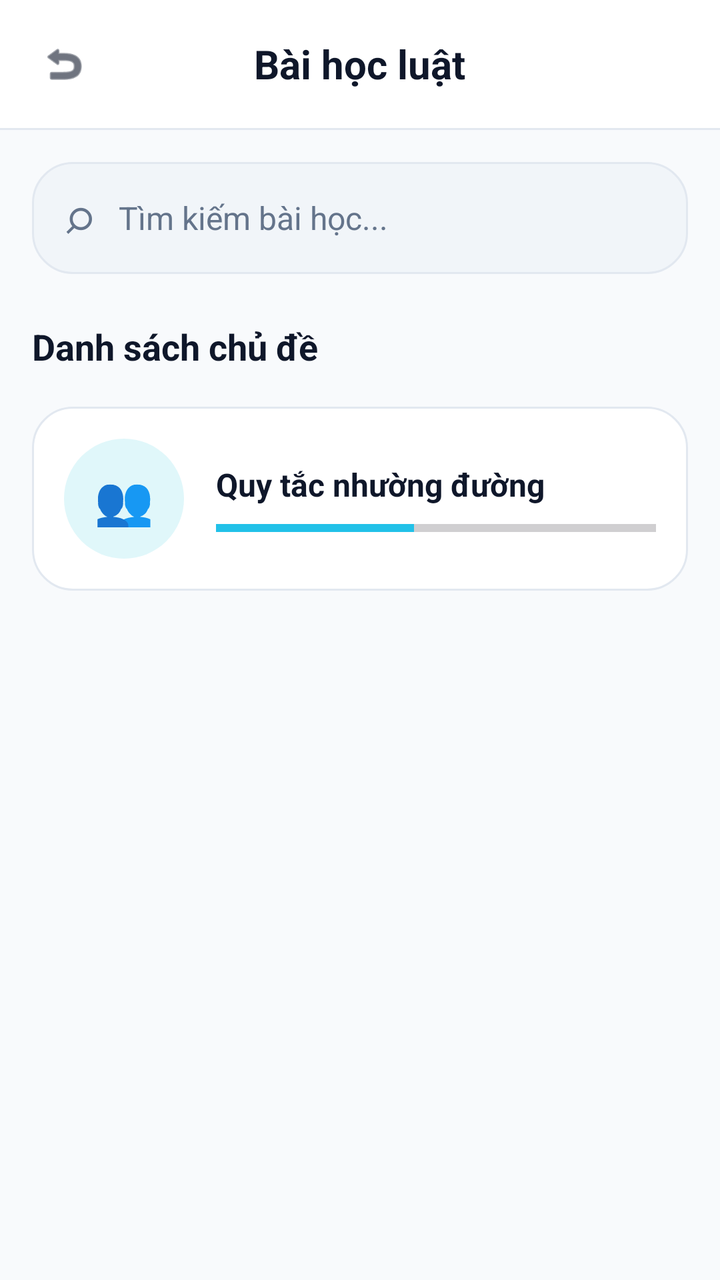
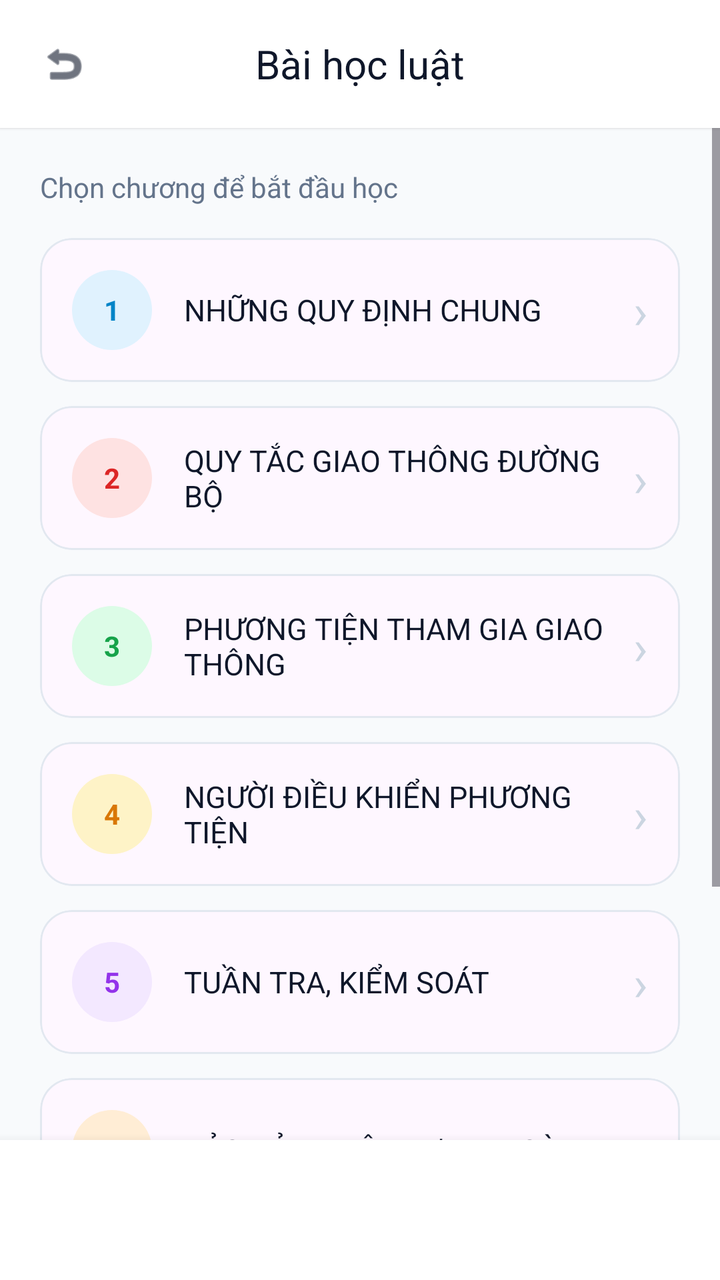

Compare the two renders of this Android layout. The source of the first and the diff that turns it into the second are given below.
<!-- AndroidManifest.xml: application theme Theme.SmartTraffic -->
<!-- res/layout/activity_lesson.xml -->
<?xml version="1.0" encoding="utf-8"?>
<LinearLayout xmlns:android="http://schemas.android.com/apk/res/android"
    xmlns:app="http://schemas.android.com/apk/res-auto"
    android:layout_width="match_parent"
    android:layout_height="match_parent"
    android:background="#F8FAFC"
    android:orientation="vertical">

    
    <RelativeLayout
        android:layout_width="match_parent"
        android:layout_height="64dp"
        android:background="#FFFFFF"
        android:paddingHorizontal="8dp">

        <ImageView
            android:id="@+id/btnBack"
            android:layout_width="48dp"
            android:layout_height="48dp"
            android:layout_centerVertical="true"
            android:padding="12dp"
            android:src="@android:drawable/ic_menu_revert"
            app:tint="#0F172A"
            android:clickable="true"
            android:focusable="true" />

        <TextView
            android:layout_width="wrap_content"
            android:layout_height="wrap_content"
            android:layout_centerInParent="true"
            android:text="Bài học luật"
            android:textColor="#0F172A"
            android:textSize="20sp"
            android:textStyle="bold" />
    </RelativeLayout>

    <View
        android:layout_width="match_parent"
        android:layout_height="1dp"
        android:background="#E2E8F0" />

    <ScrollView
        android:layout_width="match_parent"
        android:layout_height="0dp"
        android:layout_weight="1"
        android:fillViewport="true">

        <LinearLayout
            android:layout_width="match_parent"
            android:layout_height="wrap_content"
            android:orientation="vertical"
            android:padding="16dp">

            
            <LinearLayout
                android:layout_width="match_parent"
                android:layout_height="56dp"
                android:background="@drawable/bg_input"
                android:gravity="center_vertical"
                android:orientation="horizontal"
                android:paddingStart="16dp">
                <TextView
                    android:layout_width="wrap_content"
                    android:layout_height="wrap_content"
                    android:text="⌕"
                    android:textColor="#64748B"
                    android:textSize="24sp" />
                <EditText
                    android:id="@+id/etSearchLesson"
                    android:layout_width="0dp"
                    android:layout_height="wrap_content"
                    android:layout_weight="1"
                    android:layout_marginStart="12dp"
                    android:background="@android:color/transparent"
                    android:hint="Tìm kiếm bài học..."
                    android:textColorHint="#64748B"
                    android:textSize="16sp" />
            </LinearLayout>

            <TextView
                android:layout_width="wrap_content"
                android:layout_height="wrap_content"
                android:layout_marginTop="24dp"
                android:text="Danh sách chủ đề"
                android:textColor="#0F172A"
                android:textSize="18sp"
                android:textStyle="bold" />

            
            <LinearLayout
                android:id="@+id/itemRule1"
                android:layout_width="match_parent"
                android:layout_height="wrap_content"
                android:layout_marginTop="18dp"
                android:background="@drawable/bg_card"
                android:gravity="center_vertical"
                android:orientation="horizontal"
                android:padding="16dp">

                <TextView
                    android:layout_width="60dp"
                    android:layout_height="60dp"
                    android:background="@drawable/bg_assistant_circle"
                    android:gravity="center"
                    android:text="👥"
                    android:textSize="24sp" />

                <LinearLayout
                    android:layout_width="0dp"
                    android:layout_height="wrap_content"
                    android:layout_marginStart="16dp"
                    android:layout_weight="1"
                    android:orientation="vertical">

                    <TextView
                        android:layout_width="wrap_content"
                        android:layout_height="wrap_content"
                        android:text="Quy tắc nhường đường"
                        android:textColor="#0F172A"
                        android:textSize="16sp"
                        android:textStyle="bold" />

                    <ProgressBar
                        style="?android:attr/progressBarStyleHorizontal"
                        android:layout_width="match_parent"
                        android:layout_height="6dp"
                        android:layout_marginTop="8dp"
                        android:progress="45"
                        android:progressTint="#22C1E8" />
                </LinearLayout>
            </LinearLayout>

            

        </LinearLayout>
    </ScrollView>
</LinearLayout>
<!-- resources referenced by this layout -->
<resources>
  <!-- drawable bg_assistant_circle (drawable) -->
  <?xml version="1.0" encoding="utf-8"?>
  <shape xmlns:android="http://schemas.android.com/apk/res/android">
      <solid android:color="#E0F7FA"/>
      <corners android:radius="50dp"/>
  </shape>
  <!-- drawable bg_card (drawable) -->
  <?xml version="1.0" encoding="utf-8"?>
  <shape xmlns:android="http://schemas.android.com/apk/res/android">
      <solid android:color="#FFFFFF"/>
      <corners android:radius="20dp"/>
      <stroke
          android:width="1dp"
          android:color="#E2E8F0"/>
  </shape>
  <!-- drawable bg_input (drawable) -->
  <?xml version="1.0" encoding="utf-8"?>
  <shape xmlns:android="http://schemas.android.com/apk/res/android">
      <solid android:color="#F1F5F9"/>
      <corners android:radius="20dp"/>
      <stroke
          android:width="1dp"
          android:color="#E2E8F0"/>
  </shape>
  <style name="Theme.SmartTraffic" parent="Base.Theme.SmartTraffic" />
  <style name="Base.Theme.SmartTraffic" parent="Theme.Material3.DayNight.NoActionBar">
          
          <item name="android:fontFamily">sans-serif</item>
          <item name="fontFamily">sans-serif</item>
      </style>
</resources>

<!-- the commit's change to res/layout/activity_lesson.xml (unified diff, before → after) -->
@@ -1,137 +1,374 @@
 <?xml version="1.0" encoding="utf-8"?>
-<LinearLayout xmlns:android="http://schemas.android.com/apk/res/android"
+<RelativeLayout xmlns:android="http://schemas.android.com/apk/res/android"
     xmlns:app="http://schemas.android.com/apk/res-auto"
     android:layout_width="match_parent"
     android:layout_height="match_parent"
-    android:background="#F8FAFC"
-    android:orientation="vertical">
+    android:background="#F8FAFC">
 
     
     <RelativeLayout
+        android:id="@+id/header"
         android:layout_width="match_parent"
         android:layout_height="64dp"
         android:background="#FFFFFF"
-        android:paddingHorizontal="8dp">
+        android:elevation="1dp">
 
         <ImageView
             android:id="@+id/btnBack"
             android:layout_width="48dp"
             android:layout_height="48dp"
             android:layout_centerVertical="true"
+            android:layout_marginStart="8dp"
             android:padding="12dp"
             android:src="@android:drawable/ic_menu_revert"
-            app:tint="#0F172A"
-            android:clickable="true"
-            android:focusable="true" />
+            app:tint="#0F172A" />
 
         <TextView
             android:layout_width="wrap_content"
             android:layout_height="wrap_content"
             android:layout_centerInParent="true"
+            android:fontFamily="sans-serif-black"
             android:text="Bài học luật"
             android:textColor="#0F172A"
-            android:textSize="20sp"
-            android:textStyle="bold" />
+            android:textSize="20sp" />
     </RelativeLayout>
-
-    <View
-        android:layout_width="match_parent"
-        android:layout_height="1dp"
-        android:background="#E2E8F0" />
 
     <ScrollView
         android:layout_width="match_parent"
-        android:layout_height="0dp"
-        android:layout_weight="1"
-        android:fillViewport="true">
+        android:layout_height="match_parent"
+        android:layout_above="@+id/bottomNav"
+        android:layout_below="@id/header"
+        android:clipToPadding="false">
 
         <LinearLayout
             android:layout_width="match_parent"
             android:layout_height="wrap_content"
             android:orientation="vertical"
-            android:padding="16dp">
-
-            
-            <LinearLayout
-                android:layout_width="match_parent"
-                android:layout_height="56dp"
-                android:background="@drawable/bg_input"
-                android:gravity="center_vertical"
-                android:orientation="horizontal"
-                android:paddingStart="16dp">
-                <TextView
-                    android:layout_width="wrap_content"
-                    android:layout_height="wrap_content"
-                    android:text="⌕"
-                    android:textColor="#64748B"
-                    android:textSize="24sp" />
-                <EditText
-                    android:id="@+id/etSearchLesson"
-                    android:layout_width="0dp"
-                    android:layout_height="wrap_content"
-                    android:layout_weight="1"
-                    android:layout_marginStart="12dp"
-                    android:background="@android:color/transparent"
-                    android:hint="Tìm kiếm bài học..."
-                    android:textColorHint="#64748B"
-                    android:textSize="16sp" />
-            </LinearLayout>
+            android:padding="20dp">
 
             <TextView
                 android:layout_width="wrap_content"
                 android:layout_height="wrap_content"
-                android:layout_marginTop="24dp"
-                android:text="Danh sách chủ đề"
-                android:textColor="#0F172A"
-                android:textSize="18sp"
-                android:textStyle="bold" />
-
-            
-            <LinearLayout
-                android:id="@+id/itemRule1"
-                android:layout_width="match_parent"
-                android:layout_height="wrap_content"
-                android:layout_marginTop="18dp"
-                android:background="@drawable/bg_card"
-                android:gravity="center_vertical"
-                android:orientation="horizontal"
-                android:padding="16dp">
-
-                <TextView
-                    android:layout_width="60dp"
-                    android:layout_height="60dp"
-                    android:background="@drawable/bg_assistant_circle"
-                    android:gravity="center"
-                    android:text="👥"
-                    android:textSize="24sp" />
-
-                <LinearLayout
-                    android:layout_width="0dp"
-                    android:layout_height="wrap_content"
-                    android:layout_marginStart="16dp"
-                    android:layout_weight="1"
-                    android:orientation="vertical">
-
-                    <TextView
-                        android:layout_width="wrap_content"
-                        android:layout_height="wrap_content"
-                        android:text="Quy tắc nhường đường"
-                        android:textColor="#0F172A"
-                        android:textSize="16sp"
-                        android:textStyle="bold" />
-
-                    <ProgressBar
-                        style="?android:attr/progressBarStyleHorizontal"
-                        android:layout_width="match_parent"
-                        android:layout_height="6dp"
-                        android:layout_marginTop="8dp"
-                        android:progress="45"
-                        android:progressTint="#22C1E8" />
-                </LinearLayout>
-            </LinearLayout>
-
-            
+                android:fontFamily="sans-serif-medium"
+                android:text="Chọn chương để bắt đầu học"
+                android:textColor="#64748B"
+                android:textSize="14sp"
+                android:layout_marginBottom="16dp" />
+
+            
+            <com.google.android.material.card.MaterialCardView
+                android:id="@+id/topic1"
+                android:layout_width="match_parent"
+                android:layout_height="wrap_content"
+                android:layout_marginBottom="12dp"
+                app:cardCornerRadius="16dp"
+                app:cardElevation="0dp"
+                app:strokeColor="#E2E8F0"
+                app:strokeWidth="1dp"
+                android:clickable="true"
+                android:focusable="true">
+                <LinearLayout
+                    android:layout_width="match_parent"
+                    android:layout_height="wrap_content"
+                    android:gravity="center_vertical"
+                    android:orientation="horizontal"
+                    android:padding="16dp">
+                    <TextView
+                        android:layout_width="40dp"
+                        android:layout_height="40dp"
+                        android:background="@drawable/bg_assistant_circle"
+                        android:backgroundTint="#E0F2FE"
+                        android:gravity="center"
+                        android:text="1"
+                        android:textColor="#0284C7"
+                        android:textStyle="bold" />
+                    <TextView
+                        android:layout_width="0dp"
+                        android:layout_height="wrap_content"
+                        android:layout_weight="1"
+                        android:layout_marginStart="16dp"
+                        android:fontFamily="sans-serif-bold"
+                        android:text="NHỮNG QUY ĐỊNH CHUNG"
+                        android:textColor="#0F172A"
+                        android:textSize="15sp" />
+                    <TextView
+                        android:layout_width="wrap_content"
+                        android:layout_height="wrap_content"
+                        android:text="›"
+                        android:textColor="#CBD5E1"
+                        android:textSize="24sp" />
+                </LinearLayout>
+            </com.google.android.material.card.MaterialCardView>
+
+            
+            <com.google.android.material.card.MaterialCardView
+                android:id="@+id/topic2"
+                android:layout_width="match_parent"
+                android:layout_height="wrap_content"
+                android:layout_marginBottom="12dp"
+                app:cardCornerRadius="16dp"
+                app:cardElevation="0dp"
+                app:strokeColor="#E2E8F0"
+                app:strokeWidth="1dp">
+                <LinearLayout
+                    android:layout_width="match_parent"
+                    android:layout_height="wrap_content"
+                    android:gravity="center_vertical"
+                    android:orientation="horizontal"
+                    android:padding="16dp">
+                    <TextView
+                        android:layout_width="40dp"
+                        android:layout_height="40dp"
+                        android:background="@drawable/bg_assistant_circle"
+                        android:backgroundTint="#FEE2E2"
+                        android:gravity="center"
+                        android:text="2"
+                        android:textColor="#DC2626"
+                        android:textStyle="bold" />
+                    <TextView
+                        android:layout_width="0dp"
+                        android:layout_height="wrap_content"
+                        android:layout_weight="1"
+                        android:layout_marginStart="16dp"
+                        android:fontFamily="sans-serif-bold"
+                        android:text="QUY TẮC GIAO THÔNG ĐƯỜNG BỘ"
+                        android:textColor="#0F172A"
+                        android:textSize="15sp" />
+                    <TextView
+                        android:layout_width="wrap_content"
+                        android:layout_height="wrap_content"
+                        android:text="›"
+                        android:textColor="#CBD5E1"
+                        android:textSize="24sp" />
+                </LinearLayout>
+            </com.google.android.material.card.MaterialCardView>
+
+            
+            <com.google.android.material.card.MaterialCardView
+                android:id="@+id/topic3"
+                android:layout_width="match_parent"
+                android:layout_height="wrap_content"
+                android:layout_marginBottom="12dp"
+                app:cardCornerRadius="16dp"
+                app:cardElevation="0dp"
+                app:strokeColor="#E2E8F0"
+                app:strokeWidth="1dp">
+                <LinearLayout
+                    android:layout_width="match_parent"
+                    android:layout_height="wrap_content"
+                    android:gravity="center_vertical"
+                    android:orientation="horizontal"
+                    android:padding="16dp">
+                    <TextView
+                        android:layout_width="40dp"
+                        android:layout_height="40dp"
+                        android:background="@drawable/bg_assistant_circle"
+                        android:backgroundTint="#DCFCE7"
+                        android:gravity="center"
+                        android:text="3"
+                        android:textColor="#16A34A"
+                        android:textStyle="bold" />
+                    <TextView
+                        android:layout_width="0dp"
+                        android:layout_height="wrap_content"
+                        android:layout_weight="1"
+                        android:layout_marginStart="16dp"
+                        android:fontFamily="sans-serif-bold"
+                        android:text="PHƯƠNG TIỆN THAM GIA GIAO THÔNG"
+                        android:textColor="#0F172A"
+                        android:textSize="15sp" />
+                    <TextView
+                        android:layout_width="wrap_content"
+                        android:layout_height="wrap_content"
+                        android:text="›"
+                        android:textColor="#CBD5E1"
+                        android:textSize="24sp" />
+                </LinearLayout>
+            </com.google.android.material.card.MaterialCardView>
+
+            
+            <com.google.android.material.card.MaterialCardView
+                android:id="@+id/topic4"
+                android:layout_width="match_parent"
+                android:layout_height="wrap_content"
+                android:layout_marginBottom="12dp"
+                app:cardCornerRadius="16dp"
+                app:cardElevation="0dp"
+                app:strokeColor="#E2E8F0"
+                app:strokeWidth="1dp">
+                <LinearLayout
+                    android:layout_width="match_parent"
+                    android:layout_height="wrap_content"
+                    android:gravity="center_vertical"
+                    android:orientation="horizontal"
+                    android:padding="16dp">
+                    <TextView
+                        android:layout_width="40dp"
+                        android:layout_height="40dp"
+                        android:background="@drawable/bg_assistant_circle"
+                        android:backgroundTint="#FEF3C7"
+                        android:gravity="center"
+                        android:text="4"
+                        android:textColor="#D97706"
+                        android:textStyle="bold" />
+                    <TextView
+                        android:layout_width="0dp"
+                        android:layout_height="wrap_content"
+                        android:layout_weight="1"
+                        android:layout_marginStart="16dp"
+                        android:fontFamily="sans-serif-bold"
+                        android:text="NGƯỜI ĐIỀU KHIỂN PHƯƠNG TIỆN"
+                        android:textColor="#0F172A"
+                        android:textSize="15sp" />
+                    <TextView
+                        android:layout_width="wrap_content"
+                        android:layout_height="wrap_content"
+                        android:text="›"
+                        android:textColor="#CBD5E1"
+                        android:textSize="24sp" />
+                </LinearLayout>
+            </com.google.android.material.card.MaterialCardView>
+
+            
+            <com.google.android.material.card.MaterialCardView
+                android:id="@+id/topic5"
+                android:layout_width="match_parent"
+                android:layout_height="wrap_content"
+                android:layout_marginBottom="12dp"
+                app:cardCornerRadius="16dp"
+                app:cardElevation="0dp"
+                app:strokeColor="#E2E8F0"
+                app:strokeWidth="1dp">
+                <LinearLayout
+                    android:layout_width="match_parent"
+                    android:layout_height="wrap_content"
+                    android:gravity="center_vertical"
+                    android:orientation="horizontal"
+                    android:padding="16dp">
+                    <TextView
+                        android:layout_width="40dp"
+                        android:layout_height="40dp"
+                        android:background="@drawable/bg_assistant_circle"
+                        android:backgroundTint="#F3E8FF"
+                        android:gravity="center"
+                        android:text="5"
+                        android:textColor="#9333EA"
+                        android:textStyle="bold" />
+                    <TextView
+                        android:layout_width="0dp"
+                        android:layout_height="wrap_content"
+                        android:layout_weight="1"
+                        android:layout_marginStart="16dp"
+                        android:fontFamily="sans-serif-bold"
+                        android:text="TUẦN TRA, KIỂM SOÁT"
+                        android:textColor="#0F172A"
+                        android:textSize="15sp" />
+                    <TextView
+                        android:layout_width="wrap_content"
+                        android:layout_height="wrap_content"
+                        android:text="›"
+                        android:textColor="#CBD5E1"
+                        android:textSize="24sp" />
+                </LinearLayout>
+            </com.google.android.material.card.MaterialCardView>
+
+            
+            <com.google.android.material.card.MaterialCardView
+                android:id="@+id/topic6"
+                android:layout_width="match_parent"
+                android:layout_height="wrap_content"
+                android:layout_marginBottom="12dp"
+                app:cardCornerRadius="16dp"
+                app:cardElevation="0dp"
+                app:strokeColor="#E2E8F0"
+                app:strokeWidth="1dp">
+                <LinearLayout
+                    android:layout_width="match_parent"
+                    android:layout_height="wrap_content"
+                    android:gravity="center_vertical"
+                    android:orientation="horizontal"
+                    android:padding="16dp">
+                    <TextView
+                        android:layout_width="40dp"
+                        android:layout_height="40dp"
+                        android:background="@drawable/bg_assistant_circle"
+                        android:backgroundTint="#FFEDD5"
+                        android:gravity="center"
+                        android:text="6"
+                        android:textColor="#EA580C"
+                        android:textStyle="bold" />
+                    <TextView
+                        android:layout_width="0dp"
+                        android:layout_height="wrap_content"
+                        android:layout_weight="1"
+                        android:layout_marginStart="16dp"
+                        android:fontFamily="sans-serif-bold"
+                        android:text="BẢO ĐẢM TRẬT TỰ, AN TOÀN"
+                        android:textColor="#0F172A"
+                        android:textSize="15sp" />
+                    <TextView
+                        android:layout_width="wrap_content"
+                        android:layout_height="wrap_content"
+                        android:text="›"
+                        android:textColor="#CBD5E1"
+                        android:textSize="24sp" />
+                </LinearLayout>
+            </com.google.android.material.card.MaterialCardView>
+
+            
+            <com.google.android.material.card.MaterialCardView
+                android:id="@+id/topic7"
+                android:layout_width="match_parent"
+                android:layout_height="wrap_content"
+                android:layout_marginBottom="24dp"
+                app:cardCornerRadius="16dp"
+                app:cardElevation="0dp"
+                app:strokeColor="#E2E8F0"
+                app:strokeWidth="1dp">
+                <LinearLayout
+                    android:layout_width="match_parent"
+                    android:layout_height="wrap_content"
+                    android:gravity="center_vertical"
+                    android:orientation="horizontal"
+                    android:padding="16dp">
+                    <TextView
+                        android:layout_width="40dp"
+                        android:layout_height="40dp"
+                        android:background="@drawable/bg_assistant_circle"
+                        android:backgroundTint="#FCE7F3"
+                        android:gravity="center"
+                        android:text="7"
+                        android:textColor="#DB2777"
+                        android:textStyle="bold" />
+                    <TextView
+                        android:layout_width="0dp"
+                        android:layout_height="wrap_content"
+                        android:layout_weight="1"
+                        android:layout_marginStart="16dp"
+                        android:fontFamily="sans-serif-bold"
+                        android:text="GIẢI QUYẾT TAI NẠN GIAO THÔNG"
+                        android:textColor="#0F172A"
+                        android:textSize="15sp" />
+                    <TextView
+                        android:layout_width="wrap_content"
+                        android:layout_height="wrap_content"
+                        android:text="›"
+                        android:textColor="#CBD5E1"
+                        android:textSize="24sp" />
+                </LinearLayout>
+            </com.google.android.material.card.MaterialCardView>
 
         </LinearLayout>
     </ScrollView>
-</LinearLayout>
+
+    
+    <LinearLayout
+        android:id="@+id/bottomNav"
+        android:layout_width="match_parent"
+        android:layout_height="70dp"
+        android:layout_alignParentBottom="true"
+        android:background="#FFFFFF"
+        android:elevation="8dp"
+        android:orientation="horizontal" />
+
+</RelativeLayout>
<!-- resource entries referenced after the edit -->
@@ -5,24 +5,6 @@
   <shape xmlns:android="http://schemas.android.com/apk/res/android">
       <solid android:color="#E0F7FA"/>
       <corners android:radius="50dp"/>
-  </shape>
-  <!-- drawable bg_card (drawable) -->
-  <?xml version="1.0" encoding="utf-8"?>
-  <shape xmlns:android="http://schemas.android.com/apk/res/android">
-      <solid android:color="#FFFFFF"/>
-      <corners android:radius="20dp"/>
-      <stroke
-          android:width="1dp"
-          android:color="#E2E8F0"/>
-  </shape>
-  <!-- drawable bg_input (drawable) -->
-  <?xml version="1.0" encoding="utf-8"?>
-  <shape xmlns:android="http://schemas.android.com/apk/res/android">
-      <solid android:color="#F1F5F9"/>
-      <corners android:radius="20dp"/>
-      <stroke
-          android:width="1dp"
-          android:color="#E2E8F0"/>
   </shape>
   <style name="Theme.SmartTraffic" parent="Base.Theme.SmartTraffic" />
   <style name="Base.Theme.SmartTraffic" parent="Theme.Material3.DayNight.NoActionBar">
